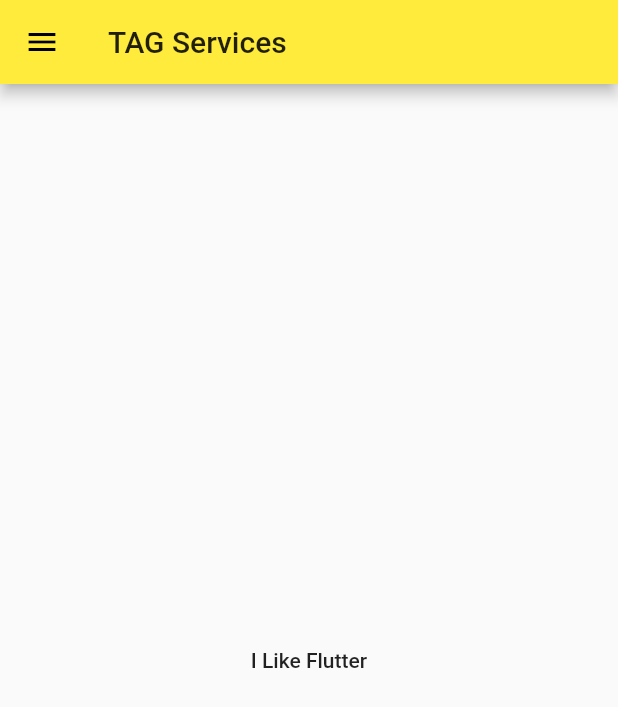
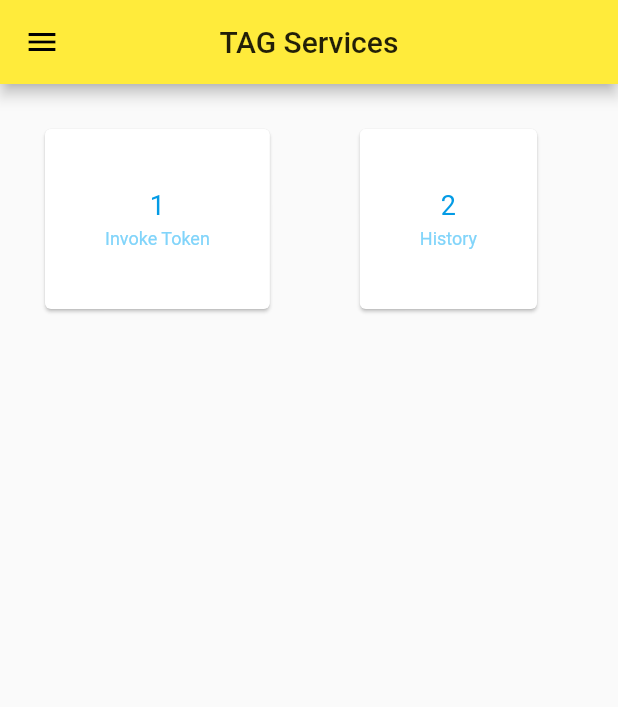
Before and after one commit to freakyAi/TAG-Services, a Flutter app: the screen it shows after launch, on a phone screen of 412 x 824 dp. Shown: the top 707 px of the screen. Run offline on Flutter 3.47's test engine with Material 2 defaults, Android fonts, the phone set to English and light mode, and no system bars.

Commit message:
v0.2
Invoke token, side menu

```diff
--- a/flutter_app/lib/main.dart
+++ b/flutter_app/lib/main.dart
@@ -1,8 +1,10 @@
 import 'package:flutter/material.dart';
+import 'package:tagservices/invoke.dart';
 
 //IMPORT PAGES
 import 'about.dart';
 import 'services.dart';
+import 'menu.dart';
 
 
 void main() {
@@ -57,6 +59,49 @@ class MyHomePage extends StatefulWidget {
 class _MyHomePageState extends State<MyHomePage> {
   String textToShow = "I Like Flutter";
 
+  List<Menu> menu = [
+    Menu(icon : "1" , text : "Invoke Token"),
+    Menu(icon : "2" , text : "History")
+  ];
+
+  Widget ticketCard(menu){
+    return Card(
+      margin: EdgeInsets.all(30),
+
+      child: Padding(
+        padding: const EdgeInsets.all(40.0),
+        child : Container(
+          child: Row(
+            mainAxisAlignment: MainAxisAlignment.spaceAround,
+            //crossAxisAlignment: CrossAxisAlignment.stretch,
+            children : [
+              Column(
+                //mainAxisAlignment: MainAxisAlignment.spaceEvenly,
+                children: <Widget>[
+                  Text(
+                    menu.icon,
+                    style: TextStyle(
+                      fontSize: 18.0,
+                      color: Colors.lightBlue[600],
+                    ),
+                  ),
+                  SizedBox(height: 5.0),
+                  Text(
+                    menu.text,
+                    style: TextStyle(
+                      fontSize: 12.0,
+                      color: Colors.lightBlue[200],
+                    ),
+                  ),
+                ],
+              ),
+            ],
+          ),
+        )
+      )
+      );
+  }
+
   @override
   Widget build(BuildContext context) {
     // This method is rerun every time setState is called, for instance as done
@@ -68,16 +113,14 @@ class _MyHomePageState extends State<MyHomePage> {
     return Scaffold(
       appBar: new AppBar(
         title: new Text("TAG Services"),
+        centerTitle: true,
       ),
       drawer: new Drawer(
         child: ListView(
           children: <Widget>[
             new UserAccountsDrawerHeader(
               accountName: new Text("Ajju"),
-              accountEmail: new Text("adharashive@gmail.com"),
-              currentAccountPicture: new CircleAvatar(
-                backgroundImage: new AssetImage("asset/images/avatar.JPG"),
-              ),
+              accountEmail: new Text("adharashive@gmail.com")
             ),
             new ListTile(
               title: new Text("Home"),
@@ -105,17 +148,27 @@ class _MyHomePageState extends State<MyHomePage> {
                     builder: (BuildContext context) => new AboutUS() )
                 );
               },
+            ),
+            new ListTile(
+              title: new Text("Invoke Ticket"),
+              onTap: () {
+                Navigator.of(context).pop();
+                Navigator.push(context, new MaterialPageRoute(
+                    builder: (BuildContext context) => new InvokeTicket() )
+                );
+              },
             )
           ],
         ),
       ),
-      body: Center(
-        child: MaterialButton(
-          onPressed: () {},
-          child: Text(textToShow),
-          padding: EdgeInsets.only(left: 10.0, right: 10.0),
+      body:  Column(
+        children : [
+        Row(
+          // ignore: non_constant_identifier_names
+          children: menu.map((Menu) => ticketCard(Menu)).toList(),
         ),
-      ),
+      ],
+    ),
     );
   }
 }
--- /dev/null
+++ b/flutter_app/lib/menu.dart
@@ -0,0 +1,8 @@
+class Menu {
+
+  String icon;
+  String text;
+
+  Menu({ this.icon, this.text});
+
+}
```
Also changed, not shown: flutter_app/lib/invoke.dart (added, +79 -0 lines).
